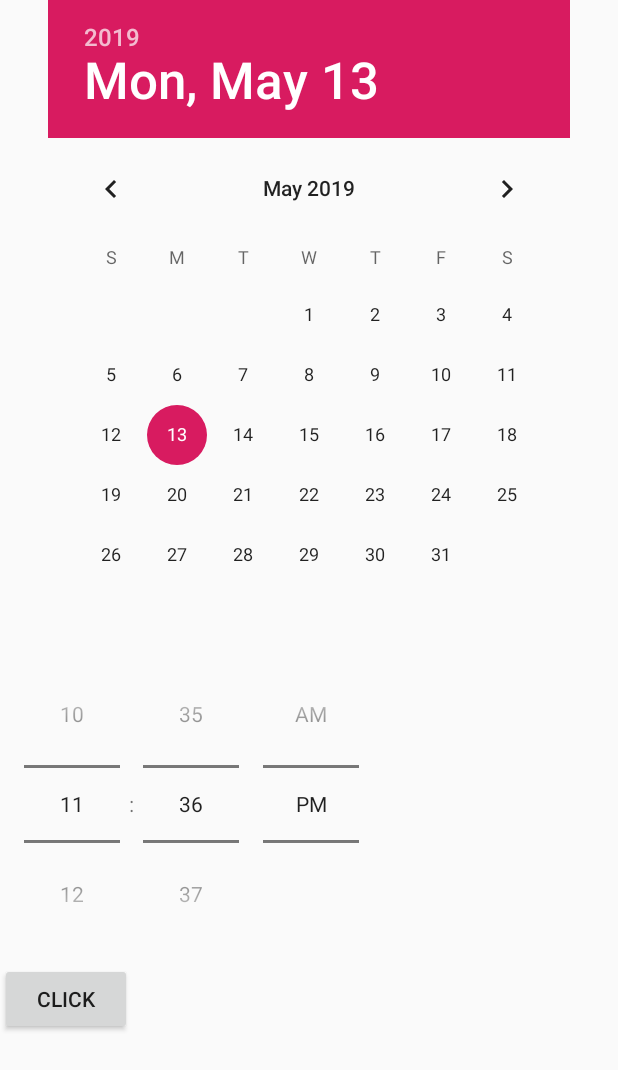
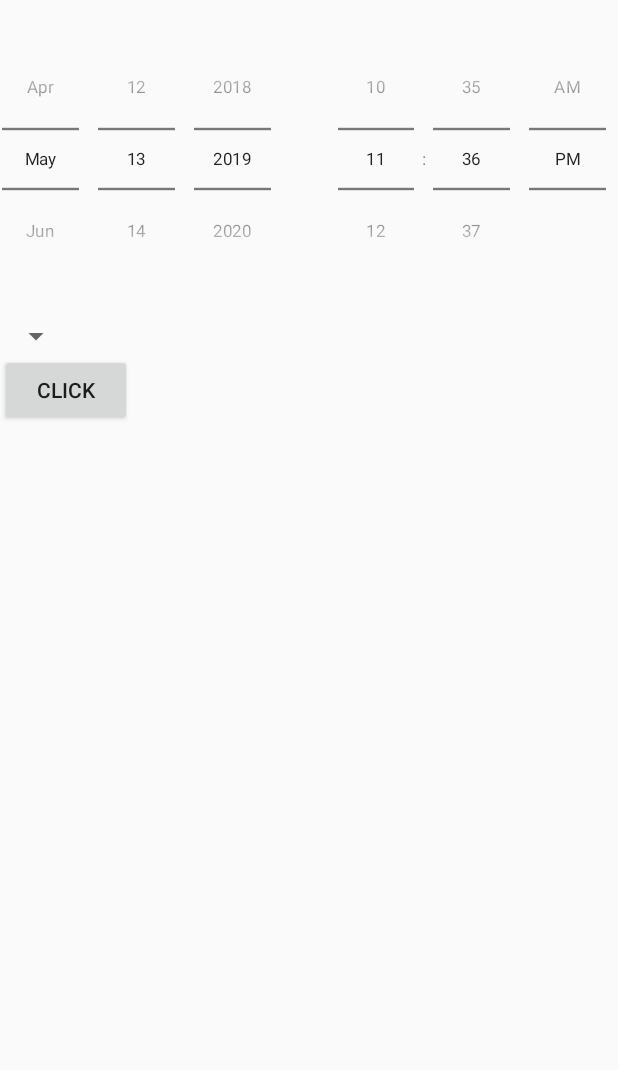
Before and after one commit to grhota/toactive, an Android app: the layout activity_appointment_sample.xml on its own in the app's theme, with its tools: preview values and no code run, on a phone screen of 412 x 824 dp. Shown: the top 1070 px of the screen. Run offline under Robolectric (Android 15) with nearby library versions, the phone set to English and light mode, and no system bars.

Commit message:
AppointmentSample activity improved

```diff
--- a/app/src/main/java/com/gmail/hofmarchermatthias/toactive_p/AppointmentSample.kt
+++ b/app/src/main/java/com/gmail/hofmarchermatthias/toactive_p/AppointmentSample.kt
@@ -2,8 +2,10 @@ package com.gmail.hofmarchermatthias.toactive_p
 
 import android.support.v7.app.AppCompatActivity
 import android.os.Bundle
+import android.util.Log
 import android.widget.Toast
 import kotlinx.android.synthetic.main.activity_appointment_sample.*
+import kotlinx.android.synthetic.main.nav_header_main.*
 
 class AppointmentSample : AppCompatActivity() {
 
@@ -14,10 +16,17 @@ class AppointmentSample : AppCompatActivity() {
         val path = intent?.extras?.getString("path")
         val id = intent?.extras?.getString("id")
 
-        Toast.makeText(this, ""+path+id, Toast.LENGTH_LONG).show()
+        tp_time.setIs24HourView(true)
+
+        if(path == null || id == null){
+            Log.d(TAG, "path or id is null")
+            finish()
+        }
 
         btn_finish.setOnClickListener{finish()}
     }
 
-
+    companion object{
+        const val TAG = "AppointmentSample"
+    }
 }
--- a/app/src/main/res/layout/activity_appointment_sample.xml
+++ b/app/src/main/res/layout/activity_appointment_sample.xml
@@ -9,30 +9,47 @@
     <ScrollView android:layout_width="match_parent" android:layout_height="wrap_content">
         <RelativeLayout android:layout_width="match_parent" android:layout_height="wrap_content">
 
+            <RelativeLayout android:layout_width="match_parent" android:layout_height="wrap_content"
+            android:id="@+id/rl_timestamp">
                 <DatePicker android:layout_width="wrap_content"
                             android:layout_height="wrap_content"
                             android:id="@+id/dp_day"
-                        android:layout_centerHorizontal="true"
+                            android:datePickerMode="spinner"
+                            android:calendarViewShown="false"
+                            android:layout_alignParentStart="true"
 
-
-
+                            android:scaleY="0.8"
+                            android:scaleX="0.8"
+                            android:layout_marginStart="-30dp"
+                            android:layout_marginEnd="-30dp"
                 >
-
                 </DatePicker>
 
                 <TimePicker android:layout_width="wrap_content"
                             android:layout_height="wrap_content"
                             android:id="@+id/tp_time"
-                        android:layout_below="@+id/dp_day"
 
                             android:timePickerMode="spinner"
+                            android:layout_alignParentEnd="true"
+
+
+                            android:scaleX="0.8"
+                            android:scaleY="0.8"
+                            android:layout_marginStart="-30dp"
+                            android:layout_marginEnd="-30dp"
+
                 />
+            </RelativeLayout>
 
+
+            <Spinner android:layout_width="wrap_content" android:layout_height="wrap_content"
+            android:layout_below="@id/rl_timestamp"
+            android:id="@+id/sp_additionalInformation"></Spinner>
 
             <Button android:layout_width="wrap_content" android:layout_height="wrap_content"
                     android:text="Click"
                     android:id="@+id/btn_finish"
-                    android:layout_below="@id/tp_time"
+                    android:layout_below="@id/sp_additionalInformation"
             />
         </RelativeLayout>
 
--- a/app/src/main/res/layout/item_appointment.xml
+++ b/app/src/main/res/layout/item_appointment.xml
@@ -7,6 +7,7 @@
         <TextView android:layout_width="match_parent"
                   android:layout_height="wrap_content"
                   android:id="@+id/appointment_title"
+                  android:background="@color/design_default_color_primary"
         />
 
         <TextView android:layout_width="match_parent"
```
Lines whose indentation alone changed are shown as unchanged.
